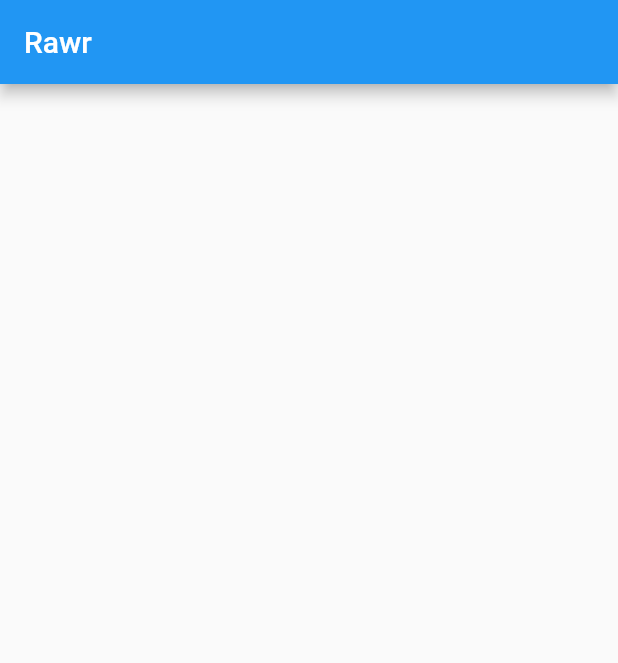
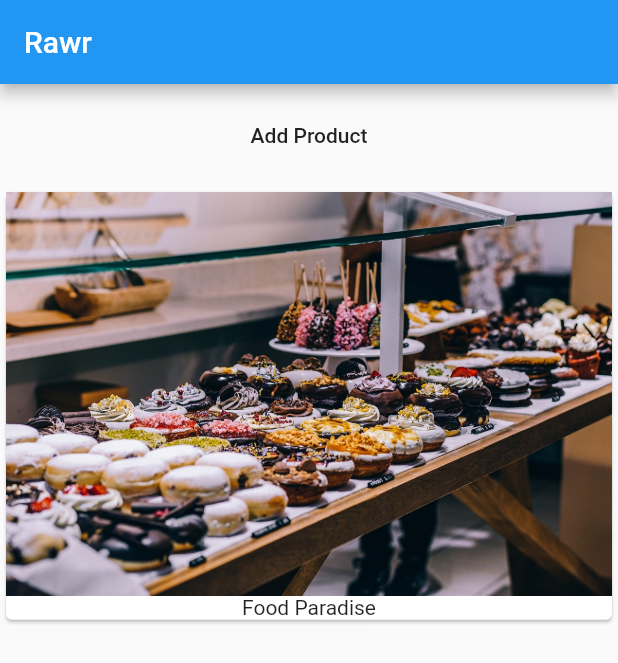
Before and after one commit to arya-aag/rawr, a Flutter app: the screen it shows after launch, on a phone screen of 412 x 824 dp. Shown: the top 663 px of the screen. Run offline on Flutter 3.47's test engine with Material 2 defaults, Android fonts, the phone set to English and light mode, and no system bars.

Commit message:
add image file and make a stateful widget

```diff
--- a/rawr/lib/main.dart
+++ b/rawr/lib/main.dart
@@ -2,7 +2,14 @@
 
 void main(List<String> args) => runApp(MainApp());
 
-class MainApp extends StatelessWidget {
+class MainApp extends StatefulWidget {
+  @override
+  State<StatefulWidget> createState() {
+    return _MainAppState();
+  }
+}
+
+class _MainAppState extends State<MainApp> {
   @override
   Widget build(BuildContext context) {
     return MaterialApp(
@@ -10,6 +17,25 @@
         appBar: AppBar(
           title: Text('Rawr'),
         ),
+        body: Column(
+          children: <Widget>[
+            Container(
+              margin: EdgeInsets.all(10.0),
+              child: MaterialButton(
+                onPressed: () {},
+                child: Text('Add Product'),
+              ),
+            ),
+            Card(
+              child: Column(
+                children: <Widget>[
+                  Image.asset('assets/food.jpg'),
+                  Text('Food Paradise')
+                ],
+              ),
+            ),
+          ],
+        ),
       ),
     );
   }
```
Also changed, not shown: rawr/pubspec.yaml (+3 -8 lines), rawr/assets/food.jpg (added).
